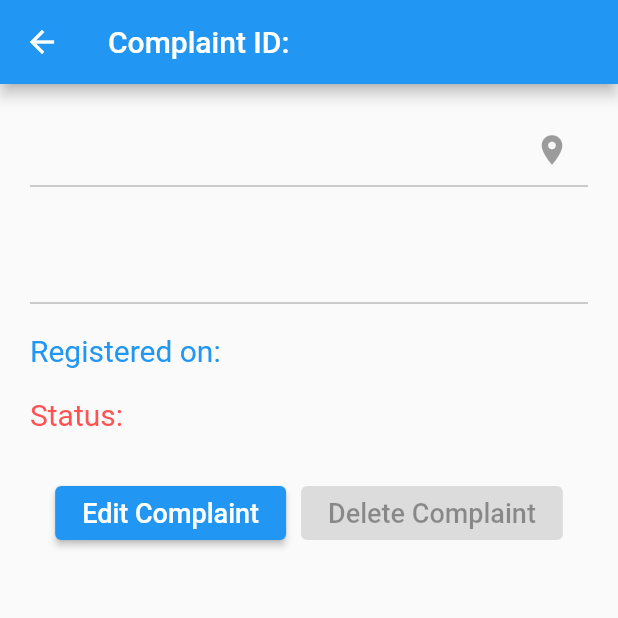
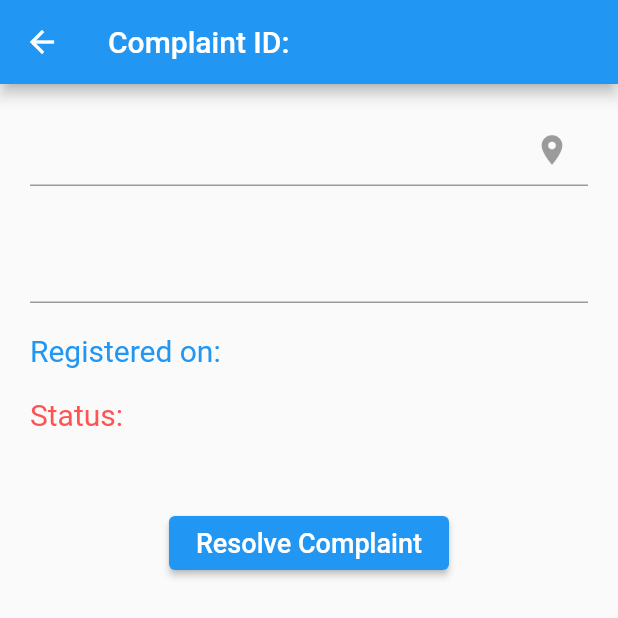
Before and after one commit to WebOps-and-Blockchain-Club/clinsti-mobile-client, a Flutter app: the ShowComplaintScreen screen opened directly with empty values, on a phone screen of 412 x 824 dp, the top half of it. Run offline on Flutter 3.47's test engine with Material 2 defaults, Android fonts, the light colour scheme and no system bars; our stand-ins replace fluttertoast, shared_preferences; missing offline and left inert: multi_image_picker; accounts and stored records are empty.

Commit message:
Updated ComplaintFeedback and ResolvingScreen

```diff
--- a/lib/models/complaint.dart
+++ b/lib/models/complaint.dart
@@ -5,11 +5,17 @@ class Complaint {
   final String timestamp;
   final String status;
   final List<String> imageUrl;
+  String fbReview;
+  int fbRating;
   Complaint(
-      {this.complaintId,
-      this.description,
-      this.location,
-      this.timestamp,
-      this.status,
-      this.imageUrl});
+      {
+        this.complaintId,
+        this.description,
+        this.location,
+        this.timestamp,
+        this.status,
+        this.imageUrl,
+        this.fbRating,
+        this.fbReview,
+      });
 }
--- a/lib/screens/HomeScreen/ShowComplaint/main.dart
+++ b/lib/screens/HomeScreen/ShowComplaint/main.dart
@@ -1,11 +1,12 @@
 import 'package:app_client/models/complaint.dart';
 import 'package:app_client/screens/HomeScreen/Feedback/main.dart';
+import 'package:app_client/screens/HomeScreen/ShowComplaint/resolveComplaintScreen.dart';
+import 'package:flutter/cupertino.dart';
 import 'package:flutter/material.dart';
 
 class ShowComplaintScreen extends StatefulWidget {
 
-  final Complaint complaint;
-
+  Complaint complaint;
   ShowComplaintScreen({this.complaint});
 
   @override
@@ -13,15 +14,17 @@ class ShowComplaintScreen extends StatefulWidget {
 }
 
 class _ShowComplaintScreenState extends State<ShowComplaintScreen> {
-  bool isEditable = false;
+  bool showSubmitButton = false;
   TextEditingController location = TextEditingController();
   TextEditingController description = TextEditingController();
-
+  TextEditingController feedback = TextEditingController();
+  final _formKey = GlobalKey<FormState>();
   @override
   Widget build(BuildContext context) {
     location.text = widget.complaint.location;
     description.text = widget.complaint.description;
-
+    feedback.text = widget.complaint.fbReview ?? null;
+    var width = MediaQuery.of(context).size.width;
     return Scaffold(
       appBar: AppBar(
         title: Text('Complaint ID: ' + widget.complaint.complaintId),
@@ -32,7 +35,6 @@ class _ShowComplaintScreenState extends State<ShowComplaintScreen> {
           children: <Widget>[
             TextField(
               controller: location,
-              enabled: isEditable,
               maxLines: null,
               decoration: InputDecoration(
                 suffixIcon: IconButton(
@@ -46,7 +48,6 @@ class _ShowComplaintScreenState extends State<ShowComplaintScreen> {
             ),
             TextField(
               controller: description,
-              enabled: isEditable,
               maxLines: null,
             ),
             SizedBox(
@@ -98,7 +99,9 @@ class _ShowComplaintScreenState extends State<ShowComplaintScreen> {
               'Status: ' + widget.complaint.status,
               style: TextStyle(
                 fontSize: 20,
-                color: (widget.complaint.status == 'completed') ? Colors.green : Colors.redAccent,
+                color: (widget.complaint.status == 'completed')
+                    ? Colors.green
+                    : Colors.redAccent,
               ),
             ),
             SizedBox(
@@ -106,96 +109,85 @@ class _ShowComplaintScreenState extends State<ShowComplaintScreen> {
             ),
             if(widget.complaint.status == 'completed')
               Center(
+                child: Container(
+                  width: 0.67*width,
+                  height: 50,
+                  child: ListView.builder(
+                      scrollDirection: Axis.horizontal,
+                      itemCount: 5,
+                      itemBuilder: (context, int index) {
+                        return IconButton(
+                            icon: (index < (widget.complaint.fbRating ?? 0)) ? Icon(Icons.star) : Icon(Icons.star_border),
+                            color: (index < (widget.complaint.fbRating ?? 0)) ? Colors.yellowAccent : Colors.grey,
+                            onPressed: () {
+                              if((widget.complaint.fbRating == null && widget.complaint.fbRating == 0) || widget.complaint.fbReview == null || showSubmitButton) {
+                                setState(() {
+                                  widget.complaint.fbRating = index + 1;
+                                  showSubmitButton = true;
+                                });
+                              }
+                            }
+                        );
+                      },
+                    ),
+                ),
+              ),
+            if(widget.complaint.fbRating != null && widget.complaint.fbRating != 0)
+              Form(
+                key: _formKey,
+                child: TextFormField(
+                  maxLines: null,
+                  controller: feedback,
+                  validator: (value){
+                    if (value == null || value.isEmpty) {
+                      return 'Please enter some text';
+                    }
+                    return null;
+                  },
+                  enabled: (widget.complaint.fbReview == null),
+                  decoration: InputDecoration(
+                    hintText: 'Feedback',
+                  ),
+                ),
+              ),
+            SizedBox(height: 20,),
+            if(showSubmitButton)
+              Center(
                 child: ElevatedButton(
-                  child: Text(
-                    'Feedback',
-                    style: TextStyle(
-                      fontSize: 18,
-                    ),
+                  child: Padding(
+                    padding: const EdgeInsets.all(2.0),
+                    child: Text('Submit Feedback', style: TextStyle(fontSize: 18)),
                   ),
-                  onPressed: () => Navigator.push(context, MaterialPageRoute(builder: (context) => FeedbackScreen())),
+                  onPressed: (){
+                    if (_formKey.currentState.validate()) {
+                      setState(() {
+                        showSubmitButton = false;
+                        widget.complaint.fbReview = feedback.text;
+                      });
+                      ScaffoldMessenger.of(context)
+                          .showSnackBar(SnackBar(content: Text('Feedback Submitted')));
+                    }
+                  },
                 ),
               ),
             if(widget.complaint.status != 'completed')
               Row(
                   mainAxisAlignment: MainAxisAlignment.center, children: [
+
                 ElevatedButton(
                   child: Padding(
                     padding: const EdgeInsets.all(2.0),
                     child: Text(
-                      isEditable ? 'Submit Complaint' : 'Edit Complaint',
+                      'Resolve Complaint',
                       style: TextStyle(
                         fontSize: 18,
                       ),
                     ),
                   ),
-                  onPressed: (){
-                    if(isEditable){
-                      return showDialog(
-                        context: context,
-                        builder: (context){
-                          return AlertDialog(
-                            title: Text('Submit Complaint?'),
-                            actions: <Widget>[
-                              TextButton(
-                                child: Text('Yes'),
-                                onPressed: () async {
-                                  setState(() {
-                                    isEditable = false;
-                                  });
-                                  Navigator.pop(context);
-                                },
-                              ),
-                              TextButton(
-                                child: Text('Cancel'),
-                                onPressed: () {
-                                  Navigator.pop(context);
-                                },
-                              )
-                            ],
-                          );
-                        },
-                      );
-                    }
-                    return showDialog(
-                      context: context,
-                      builder: (context){
-                        return AlertDialog(
-                          title: Text('Edit Complaint?'),
-                          actions: <Widget>[
-                            TextButton(
-                              child: Text('Yes'),
-                              onPressed: () async {
-                                setState(() {
-                                  isEditable = true;
-                                });
-                                Navigator.pop(context);
-                              },
-                            ),
-                            TextButton(
-                              child: Text('Cancel'),
-                              onPressed: () {
-                                Navigator.pop(context);
-                              },
-                            )
-                          ],
-                        );
-                      },
-                    );
-                  },
-                ),
-                SizedBox(width: 10,),
-                ElevatedButton(
-                  child: Padding(
-                    padding: const EdgeInsets.all(2.0),
-                    child: Text(
-                      'Delete Complaint',
-                      style: TextStyle(
-                        fontSize: 18,
-                      ),
-                    ),
-                  ),
-                  onPressed: null,
+                  onPressed: () => Navigator.push(context, MaterialPageRoute(
+                      builder: (context) =>
+                          ResolveComplaintScreen(complaintId: widget.complaint
+                              .complaintId,))),
                 ),
               ]),
           ],
--- a/lib/screens/HomeScreen/ViewComplaints/main.dart
+++ b/lib/screens/HomeScreen/ViewComplaints/main.dart
@@ -17,7 +17,10 @@ class _ViewComplaintScreenState extends State<ViewComplaintScreen> {
       location: "IITM-himalaya",
       timestamp: "2021,01,3",
       status: "completed",
-        imageUrl: []),
+      imageUrl: [],
+      fbRating: 3,
+      fbReview: 'ddd',
+    ),
     Complaint(
         complaintId: "2",
         description:
```
Also changed, not shown: lib/screens/HomeScreen/ShowComplaint/resolveComplaintScreen.dart (added, +42 -0 lines). Lines whose indentation alone changed are shown as unchanged.
